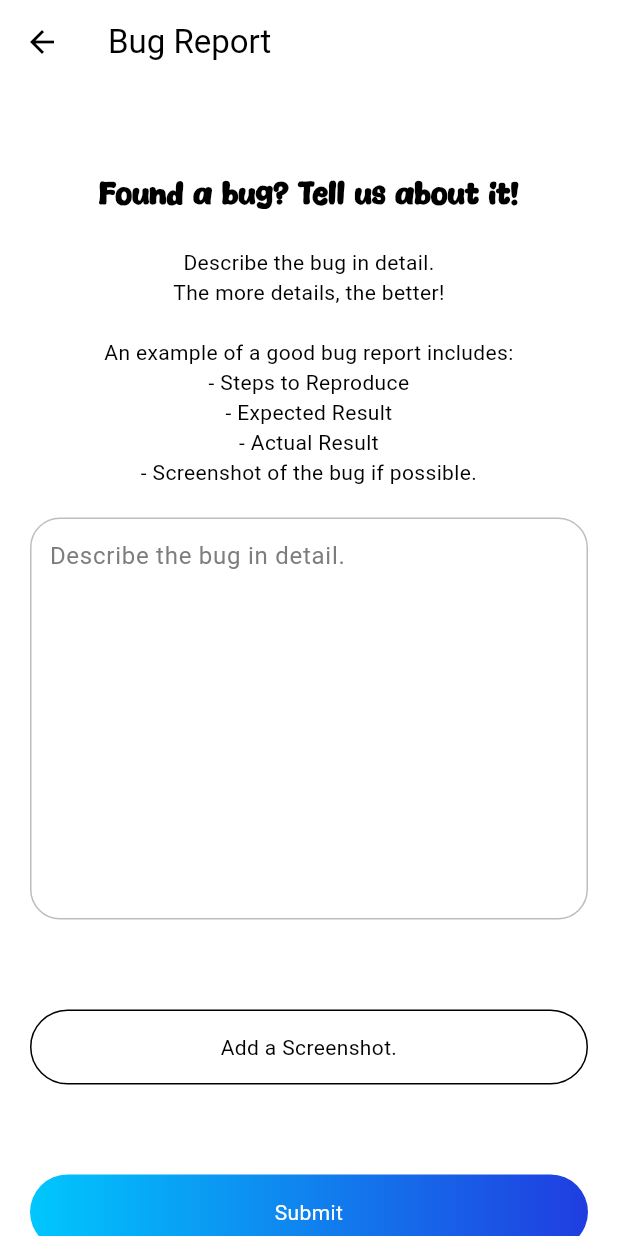
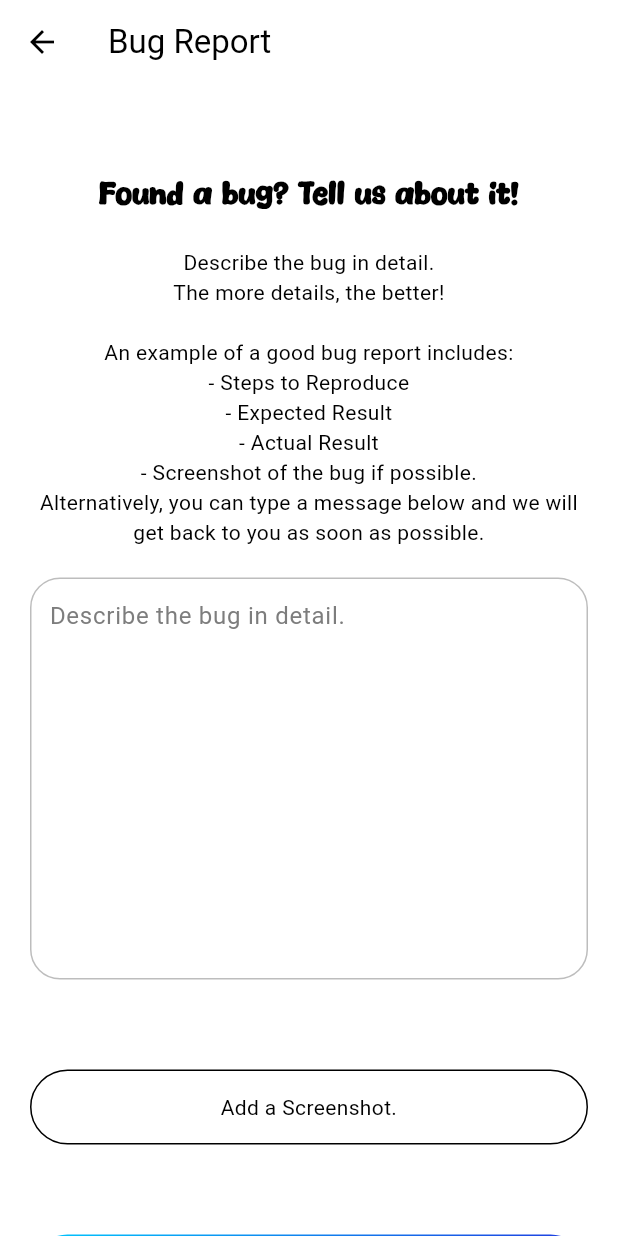
Before and after one commit to DisNetDev/fishroom, a Flutter app: the BugReportView screen opened directly, on a phone screen of 412 x 824 dp. Run offline on Flutter 3.47's test engine with Material 3 defaults, Android fonts, the phone set to English and light mode, and no system bars; drawn by our look-alikes of toastification; our stand-ins replace cached_network_image, fl_chart, flutter_bloc, flutter_dotenv, flutter_image_compress, flutter_secure_storage and 12 more; accounts and stored records are empty.

Commit message:
Contact Support

```diff
--- a/lib/core/widgets/root_drawer.dart
+++ b/lib/core/widgets/root_drawer.dart
@@ -10,6 +10,7 @@ import 'package:flutter/material.dart';
 import 'package:flutter_bloc/flutter_bloc.dart';
 import 'package:material_symbols_icons/symbols.dart';
 import 'package:package_info_plus/package_info_plus.dart';
+import 'package:url_launcher/url_launcher.dart';
 
 import '../../features/app/cubit/app_cubit.dart';
 import '../../features/bug_report/views/bug_report_view.dart';
@@ -151,7 +152,7 @@ class RootDrawer extends StatelessWidget {
 
                 ListTile(
                   leading: const Icon(Symbols.bug_report_rounded),
-                  title: const Text("Bug Report"),
+                  title: const Text("Bug Report / Contact Support"),
                   onTap: () {
                     navPop(context);
                     navPush(context, const BugReportView());
--- a/lib/features/bug_report/views/bug_report_view.dart
+++ b/lib/features/bug_report/views/bug_report_view.dart
@@ -72,7 +72,7 @@ class _BugReportViewState extends State<BugReportView> {
                   Text("Found a bug? Tell us about it!",
                       textAlign: TextAlign.center, style: kHeadingTextStyle),
                   Text(
-                      "Describe the bug in detail.\nThe more details, the better!\n\nAn example of a good bug report includes:\n- Steps to Reproduce\n- Expected Result\n- Actual Result\n- Screenshot of the bug if possible.",
+                      "Describe the bug in detail.\nThe more details, the better!\n\nAn example of a good bug report includes:\n- Steps to Reproduce\n- Expected Result\n- Actual Result\n- Screenshot of the bug if possible. \nAlternatively, you can type a message below and we will get back to you as soon as possible.",
                       textAlign: TextAlign.center,
                       style: kPlainTextStyle),
                   FishTextBox(
--- a/pubspec.yaml
+++ b/pubspec.yaml
@@ -9,6 +9,7 @@ environment:
 
 dependencies:
   animations: ^2.0.11
+  url_launcher: ^6.3.1
   cached_network_image: ^3.4.1
   collection: ^1.18.0
   crop_your_image: ^1.1.0
```
Also changed, not shown: pubspec.lock.
